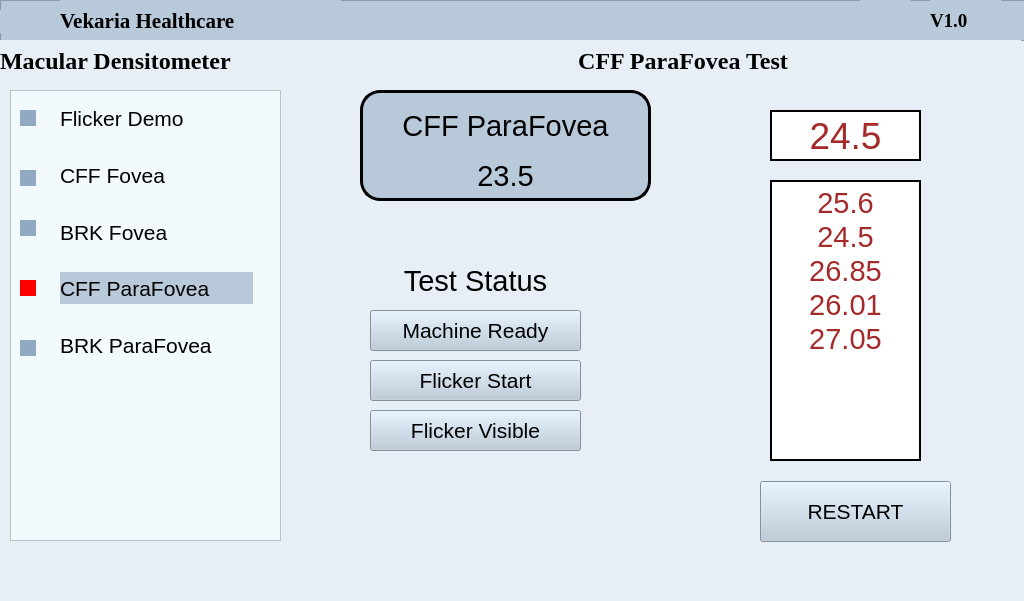
Above: CFF_ParaFovea.ui from Prism-Techs/vekariahealthCare before the change. Below: the same form after it.
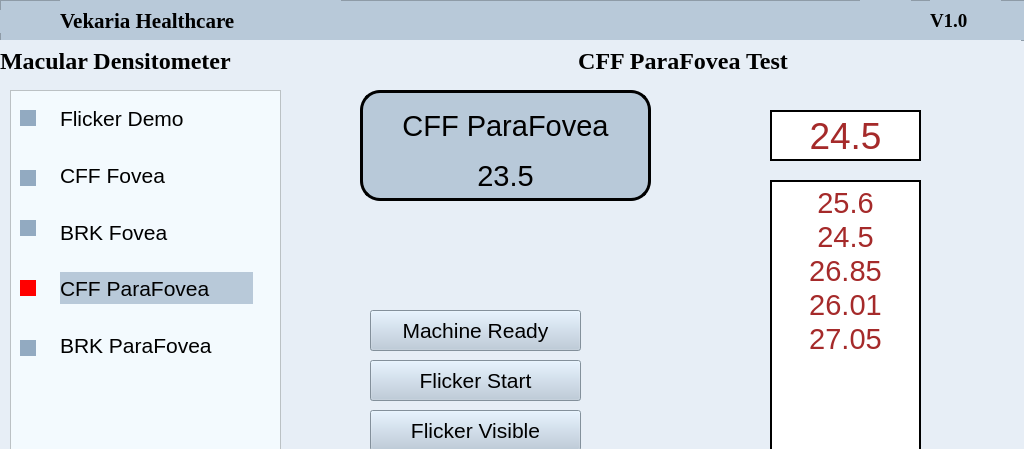
That is the form after the change. Icons and pictures are not drawn.

Diff of the .ui file:
```diff
--- a/CFF_ParaFovea.ui
+++ b/CFF_ParaFovea.ui
@@ -7,7 +7,7 @@
     <x>0</x>
     <y>0</y>
     <width>1024</width>
-    <height>601</height>
+    <height>449</height>
    </rect>
   </property>
   <property name="windowTitle">
@@ -150,28 +150,6 @@
     <set>Qt::AlignLeading|Qt::AlignLeft|Qt::AlignVCenter</set>
    </property>
   </widget>
-  <widget class="QLabel" name="label">
-   <property name="geometry">
-    <rect>
-     <x>360</x>
-     <y>260</y>
-     <width>231</width>
-     <height>41</height>
-    </rect>
-   </property>
-   <property name="font">
-    <font>
-     <family>Helvetica</family>
-     <pointsize>22</pointsize>
-    </font>
-   </property>
-   <property name="text">
-    <string>Test Status</string>
-   </property>
-   <property name="alignment">
-    <set>Qt::AlignCenter</set>
-   </property>
-  </widget>
   <widget class="QPushButton" name="pushButton">
    <property name="geometry">
     <rect>
```
Left out of the diff: 2 changed lines with no effect on the pictures.
